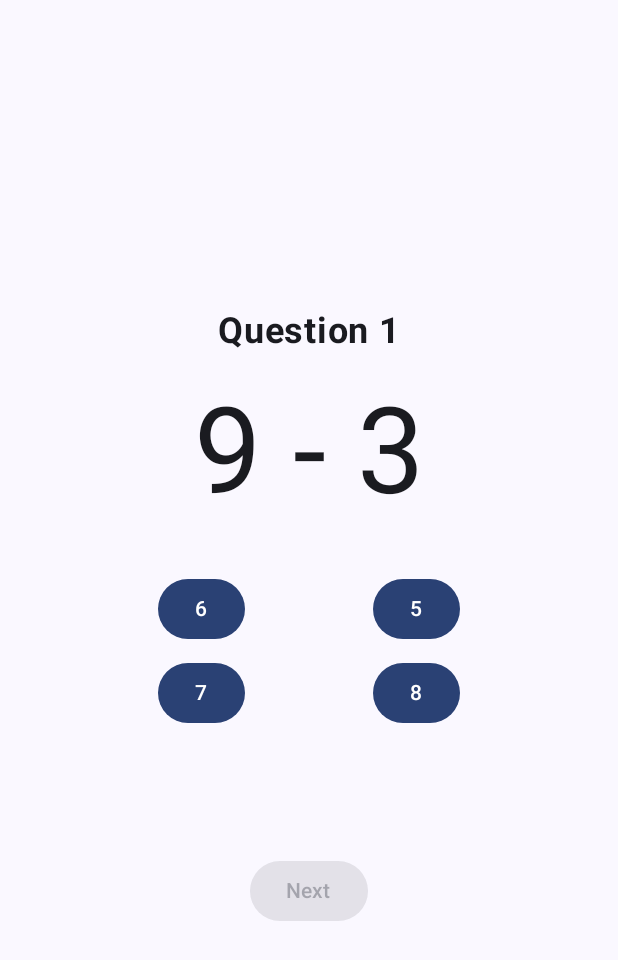
After one commit to pims-diary/MathForKids, an Android app built with Jetpack Compose: the composable QuizScreen shown on its own in the app's theme, on a phone screen of 412 x 824 dp. The commit adds this screen. Shown: the top 960 px of the screen. Run offline under Robolectric (Android 15) with nearby library versions, the phone set to English and light mode, and no system bars.

Commit message:
Add Quiz screen with core logic

```diff
--- a/app/src/main/java/com/example/math_for_kids/MainActivity.kt
+++ b/app/src/main/java/com/example/math_for_kids/MainActivity.kt
@@ -8,7 +8,6 @@ import androidx.activity.enableEdgeToEdge
 import androidx.compose.foundation.layout.fillMaxSize
 import androidx.compose.material3.MaterialTheme
 import androidx.compose.material3.Surface
-import androidx.compose.material3.Text
 import androidx.compose.runtime.Composable
 import androidx.compose.runtime.LaunchedEffect
 import androidx.compose.runtime.getValue
@@ -19,7 +18,6 @@ import androidx.compose.ui.Modifier
 import androidx.compose.ui.tooling.preview.Preview
 import com.example.math_for_kids.ui.theme.Math_For_KidsTheme
 import com.example.math_for_kids.view.screens.AppLandingScreen
-import com.example.math_for_kids.view.screens.HomeScreen
 import com.example.math_for_kids.view.screens.SplashScreen
 import kotlinx.coroutines.delay
 
--- /dev/null
+++ b/app/src/main/java/com/example/math_for_kids/model/Question.kt
@@ -0,0 +1,7 @@
+package com.example.math_for_kids.model
+
+data class Question(
+    val question: String,
+    val answer: Int,
+    val options: List<Int>
+)
--- /dev/null
+++ b/app/src/main/java/com/example/math_for_kids/view/screens/QuizScreen.kt
@@ -0,0 +1,97 @@
+package com.example.math_for_kids.view.screens
+
+import androidx.compose.foundation.layout.*
+import androidx.compose.material3.*
+import androidx.compose.runtime.*
+import androidx.compose.ui.Alignment
+import androidx.compose.ui.Modifier
+import androidx.compose.ui.text.font.FontWeight
+import androidx.compose.ui.unit.dp
+import androidx.compose.ui.unit.sp
+import androidx.lifecycle.viewmodel.compose.viewModel
+import com.example.math_for_kids.viewmodel.QuizViewModel
+
+@Composable
+fun QuizScreen(viewModel: QuizViewModel = viewModel()) {
+    val questionState by viewModel.currentQuestion.collectAsState()
+    val feedbackText by viewModel.feedbackText.collectAsState()
+    val isNextEnabled by viewModel.isNextEnabled.collectAsState()
+    val questionNumber by viewModel.questionNumber.collectAsState()
+
+    Column(
+        horizontalAlignment = Alignment.CenterHorizontally,
+        verticalArrangement = Arrangement.Center,
+        modifier = Modifier
+            .fillMaxSize()
+            .padding(16.dp)
+    ) {
+        Text(
+            text = "Question $questionNumber",
+            fontSize = 24.sp,
+            fontWeight = FontWeight.Bold,
+            modifier = Modifier.padding(bottom = 20.dp)
+        )
+        Text(
+            text = questionState?.question ?: "",
+            fontSize = 80.sp,
+            modifier = Modifier.padding(bottom = 30.dp)
+        )
+
+        // Options Grid (2x2)
+        OptionsGrid(
+            options = questionState!!.options,
+            onOptionSelected = { selectedAnswer ->
+                viewModel.checkAnswer(selectedAnswer)
+            }
+        )
+
+        Spacer(modifier = Modifier.height(24.dp))
+        Text(
+            text = feedbackText,
+            fontSize = 18.sp,
+            modifier = Modifier.padding(8.dp)
+        )
+
+        if (questionNumber != viewModel.totalQuestions) {
+            Button(
+                onClick = { viewModel.loadNextQuestion() },
+                enabled = isNextEnabled,
+                modifier = Modifier.padding(top = 16.dp)
+            ) {
+                Text("Next")
+            }
+        } else {
+            Button(
+                onClick = { viewModel.loadNextQuestion() },
+                enabled = isNextEnabled,
+                modifier = Modifier.padding(top = 16.dp)
+            ) {
+                Text("See Result")
+            }
+        }
+    }
+}
+
+@Composable
+fun OptionsGrid(options: List<Int>, onOptionSelected: (Int) -> Unit) {
+    Column {
+        for (i in options.indices step 2) {
+            Row(
+                horizontalArrangement = Arrangement.SpaceEvenly,
+                modifier = Modifier
+                    .fillMaxWidth()
+                    .padding(4.dp)
+            ) {
+                OptionButton(option = options[i], onOptionSelected = onOptionSelected)
+                OptionButton(option = options[i + 1], onOptionSelected = onOptionSelected)
+            }
+        }
+    }
+}
+
+@Composable
+fun OptionButton(option: Int, onOptionSelected: (Int) -> Unit) {
+    Button(onClick = { onOptionSelected(option) }) {
+        Text(text = option.toString())
+    }
+}
--- /dev/null
+++ b/app/src/main/java/com/example/math_for_kids/viewmodel/QuizViewModel.kt
@@ -0,0 +1,64 @@
+package com.example.math_for_kids.viewmodel
+
+import androidx.lifecycle.ViewModel
+import com.example.math_for_kids.model.Question
+import kotlinx.coroutines.flow.MutableStateFlow
+import kotlinx.coroutines.flow.StateFlow
+
+class QuizViewModel: ViewModel() {
+    private val questions = listOf(
+        Question("2 + 2", 4, listOf(4, 3, 5, 6)),
+        Question("3 + 5", 8, listOf(8, 7, 6, 9)),
+        Question("6 - 2", 4, listOf(2, 4, 3, 5)),
+        Question("4 + 4", 8, listOf(7, 8, 5, 6)),
+        Question("9 - 3", 6, listOf(6, 5, 7, 8))
+    )
+
+    val totalQuestions = 3
+
+    private var selectedQuestions = questions.shuffled().take(totalQuestions)
+
+    private var currentQuestionIndex = 1
+    private val _currentQuestion = MutableStateFlow(selectedQuestions[currentQuestionIndex - 1])
+    val currentQuestion: StateFlow<Question?> get() = _currentQuestion
+
+    private val _feedbackText = MutableStateFlow("")
+    val feedbackText: StateFlow<String> get() = _feedbackText
+
+    private val _isNextEnabled = MutableStateFlow(false)
+    val isNextEnabled: StateFlow<Boolean> get() = _isNextEnabled
+
+    private val _questionNumber = MutableStateFlow(1)
+    val questionNumber: StateFlow<Int> get() = _questionNumber
+
+    fun checkAnswer(selectedAnswer: Int) {
+        if (selectedAnswer == currentQuestion.value?.answer) {
+            _feedbackText.value = "Correct!"
+        } else {
+            _feedbackText.value = "Wrong!"
+        }
+        _isNextEnabled.value = true
+    }
+
+    fun loadNextQuestion() {
+        currentQuestionIndex++
+        if (currentQuestionIndex <= selectedQuestions.size) {
+            _currentQuestion.value = selectedQuestions[currentQuestionIndex - 1]
+            _feedbackText.value = ""
+            _isNextEnabled.value = false
+            _questionNumber.value = currentQuestionIndex
+        } else {
+            // Reset for demonstration, could show a results screen instead
+            resetQuiz()
+        }
+    }
+
+    private fun resetQuiz() {
+        selectedQuestions = questions.shuffled().take(totalQuestions)
+        currentQuestionIndex = 1
+        _currentQuestion.value = selectedQuestions[currentQuestionIndex - 1]
+        _feedbackText.value = ""
+        _isNextEnabled.value = false
+        _questionNumber.value = 1
+    }
+}
```
Also changed, not shown: app/src/main/java/com/example/math_for_kids/model/MenuItemDetails.kt (+0 -20 lines), app/src/main/java/com/example/math_for_kids/view/screens/AppLandingScreen.kt (+21 -2 lines).
